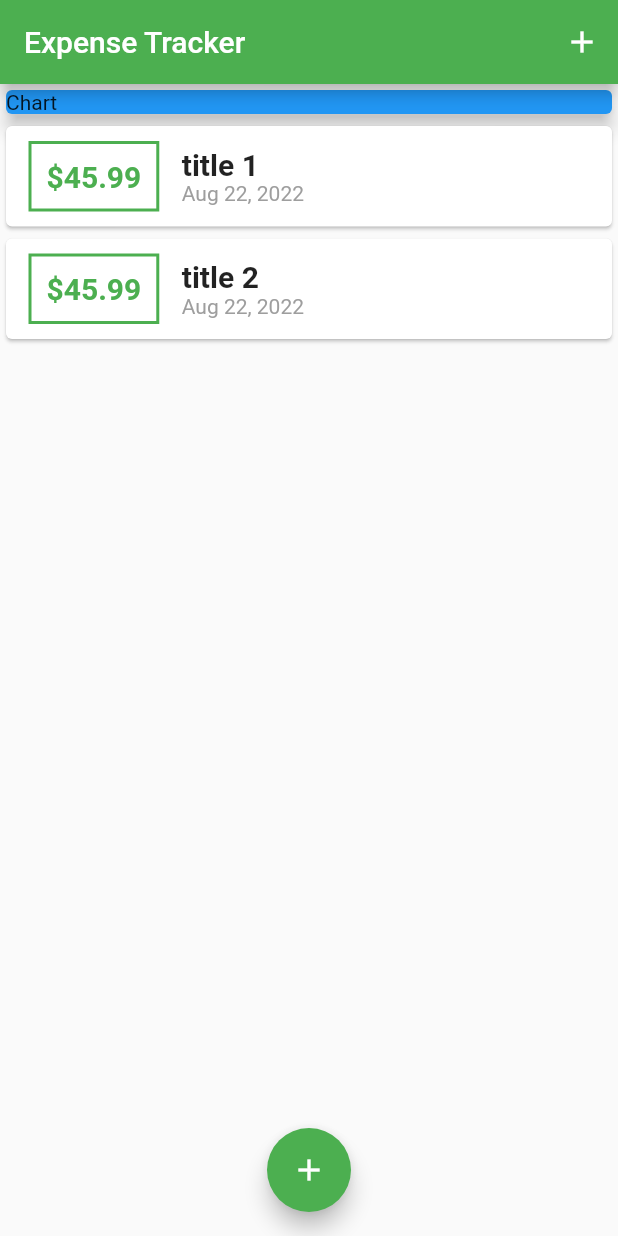
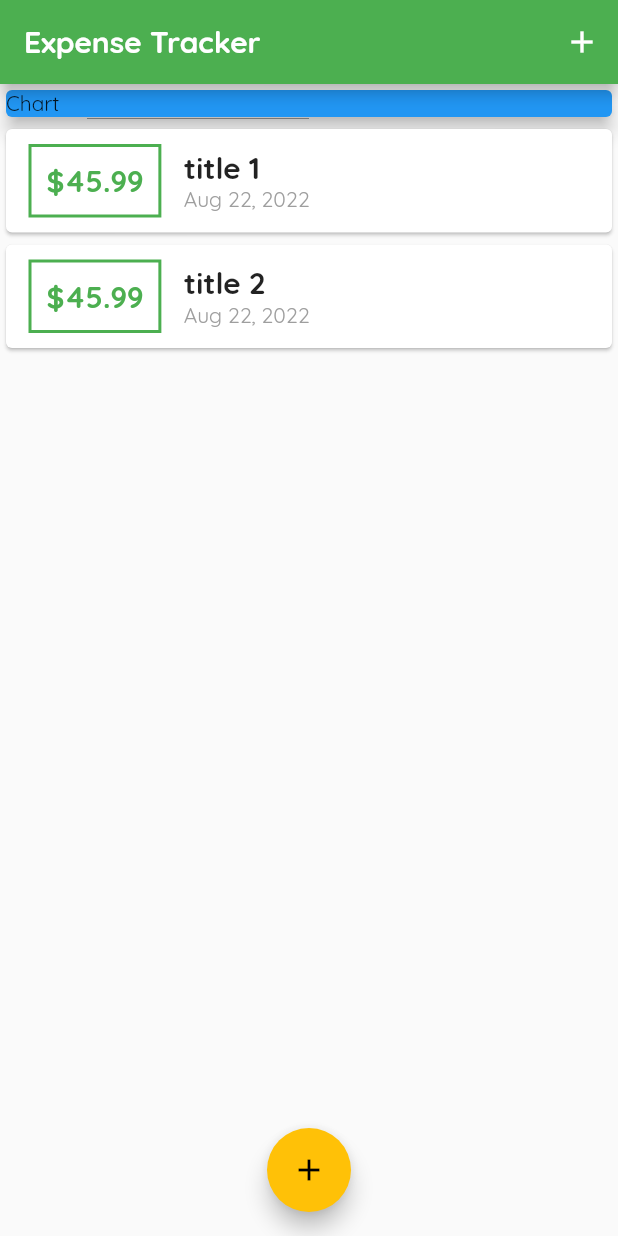
Before and after one commit to felixdusengimana/expense-tracker, a Flutter app: the screen it shows after launch, on a phone screen of 412 x 824 dp. Run offline on Flutter 3.47's test engine with Material 2 defaults, Android fonts, the phone set to English and light mode, and no system bars.

```diff
--- a/lib/main.dart
+++ b/lib/main.dart
@@ -14,8 +14,14 @@ class MyApp extends StatelessWidget {
     return MaterialApp(
       title: "Expense Tracker",
       theme: ThemeData(
-        primarySwatch: Colors.green,
-      ),
+          primarySwatch: Colors.green,
+          accentColor: Colors.amber,
+          fontFamily: 'Quicksand',
+          appBarTheme: AppBarTheme(
+              titleTextStyle: TextStyle(
+                  fontFamily: 'QuickSand',
+                  fontSize: 20,
+                  fontWeight: FontWeight.bold))),
       home: MyHomePage(),
     );
   }
```
